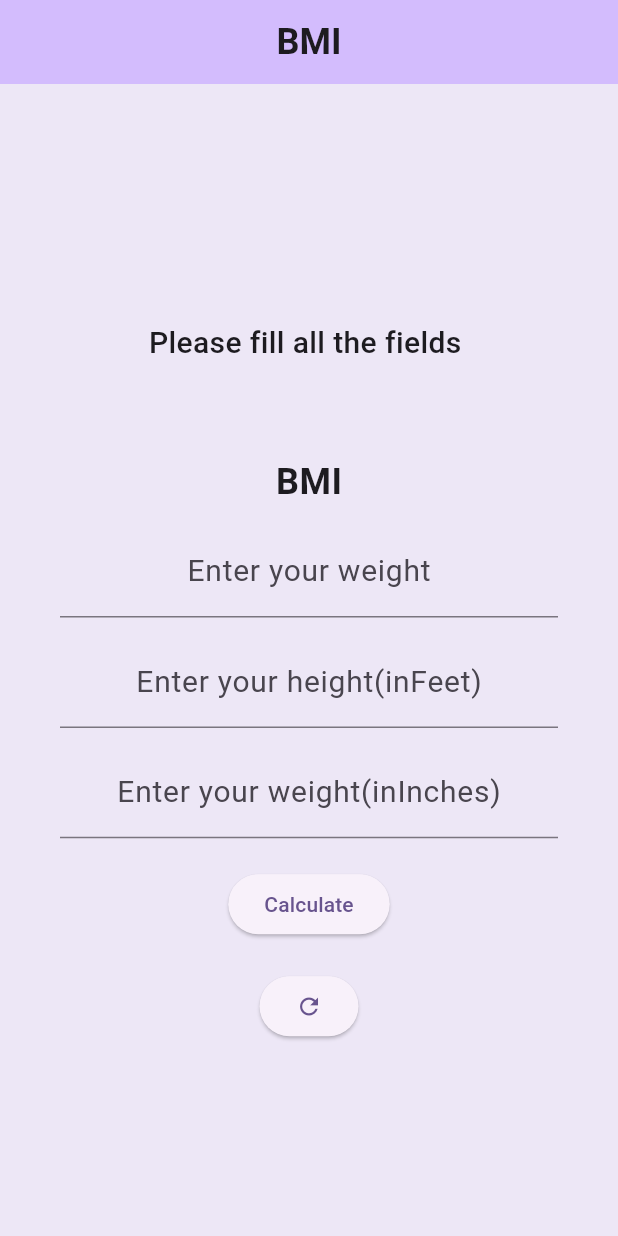
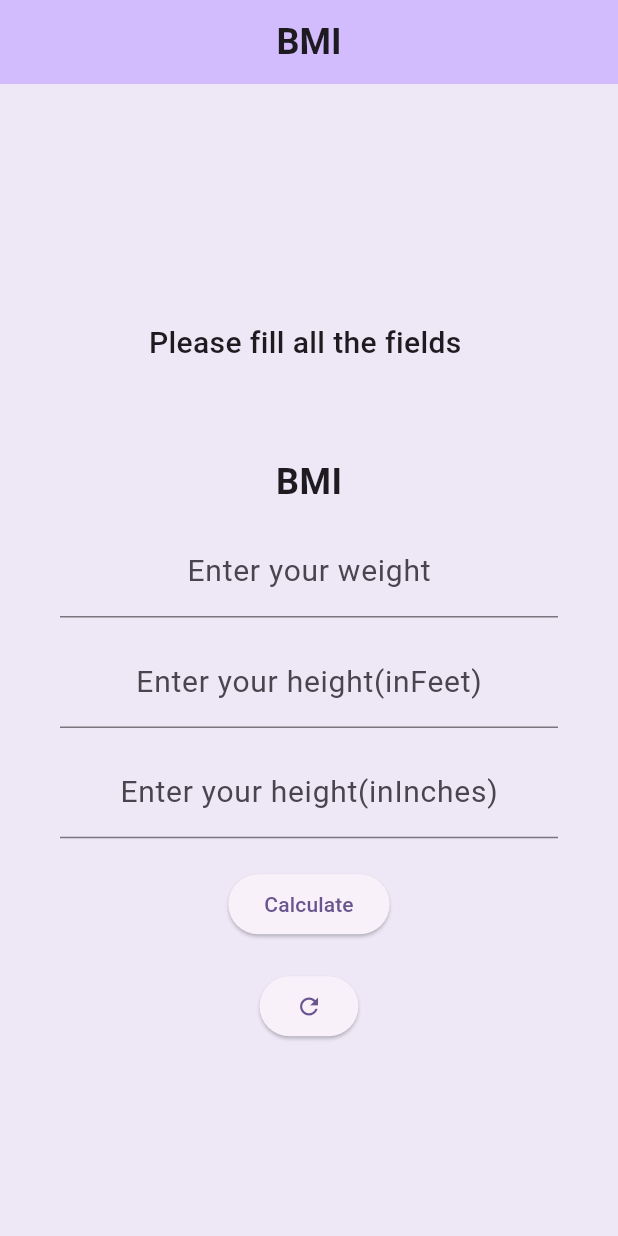
Before and after one commit to khushmadodiya/bmi_calculator, a Flutter app: the screen it shows after launch, after a tap on "Calculate", on a phone screen of 412 x 824 dp. Run offline on Flutter 3.47's test engine with Material 3 defaults, Android fonts, the phone set to English and light mode, and no system bars; our stand-ins replace firebase_core; accounts and stored records are empty.

Commit message:
final commit

```diff
--- a/lib/main.dart
+++ b/lib/main.dart
@@ -1,7 +1,15 @@
 
+import 'package:firebase_core/firebase_core.dart';
+import 'package:flutter/foundation.dart';
 import 'package:untitled5/splesh.dart';
 import 'package:flutter/material.dart';
-void main() {
+
+import 'firebase_options.dart';
+void main() async{
+  WidgetsFlutterBinding.ensureInitialized();
+  // await Firebase.initializeApp(
+  //   options: DefaultFirebaseOptions.currentPlatform,
+  // );
   runApp( MyApp());
 }
 
@@ -70,8 +78,11 @@ class _MyHomePageState extends State<MyHomePage> {
                       SizedBox(
                         height: 11,
                       ),
-                      TextField(
+                      Container(
+                        width: kIsWeb ? 300.0 : 400.0,
+                        child: TextField(
                           controller: wtc,
+                          textAlign: TextAlign.center,
                           decoration: InputDecoration(
                             label: Center(child: Text("Enter your weight",style: TextStyle(fontSize: 20),)),
                             prefix: Icon(Icons.line_weight),
@@ -79,10 +90,14 @@ class _MyHomePageState extends State<MyHomePage> {
                           keyboardType: TextInputType.number,
 
                         ),
+                      ),
                       SizedBox(
                         height: 11,
                       ),
-                      TextField(
+                      Container(
+                        width: kIsWeb ? 300.0 : 400.0,
+                        child: TextField(
+                          textAlign: TextAlign.center,
                           controller: htc,
                           decoration: InputDecoration(
                             label: Center(child: Text("Enter your height(inFeet)",style: TextStyle(fontSize: 20),)),
@@ -90,18 +105,23 @@ class _MyHomePageState extends State<MyHomePage> {
                           ),
                           keyboardType: TextInputType.number,
                         ),
+                      ),
                       SizedBox(
                         height: 11,
                       ),
-                      TextField(
+                      Container(
+                        width: kIsWeb ? 300.0 : 400.0,
+                        child: TextField(
                           controller: inc,
+                          textAlign: TextAlign.center,
                           decoration: InputDecoration(
                             label:
-                          Center(child: Text("Enter your weight(inInches)",style: TextStyle(fontSize: 20),)),
+                            Center(child: Text("Enter your height(inInches)",style: TextStyle(fontSize: 20),)),
 
                             prefix: Icon(Icons.height),
                           ),
                           keyboardType: TextInputType.number,
+                        ),
                       ),
                       SizedBox(
                         height: 20,
--- a/lib/splesh.dart
+++ b/lib/splesh.dart
@@ -38,6 +38,7 @@ class _spleshState extends State<splesh> {
           firstChild: Container(
             height: 600,
             width: 600,
+            // color: Colors.red,
           ),
           secondChild: Image.asset('assets/bmi.jpg'),
           crossFadeState: isfirst ? CrossFadeState.showFirst:CrossFadeState.showSecond,
--- a/pubspec.yaml
+++ b/pubspec.yaml
@@ -35,6 +35,9 @@ dependencies:
   # The following adds the Cupertino Icons font to your application.
   # Use with the CupertinoIcons class for iOS style icons.
   cupertino_icons: ^1.0.2
+  firebase_auth: ^4.12.0
+  firebase_core: ^2.20.0
+  firebase_database: ^10.3.2
 
 dev_dependencies:
   flutter_test:
```
Also changed, not shown: firebase.json (added), lib/firebase_options.dart (added), pubspec.lock, 12 other files. Lines whose indentation alone changed are shown as unchanged.
